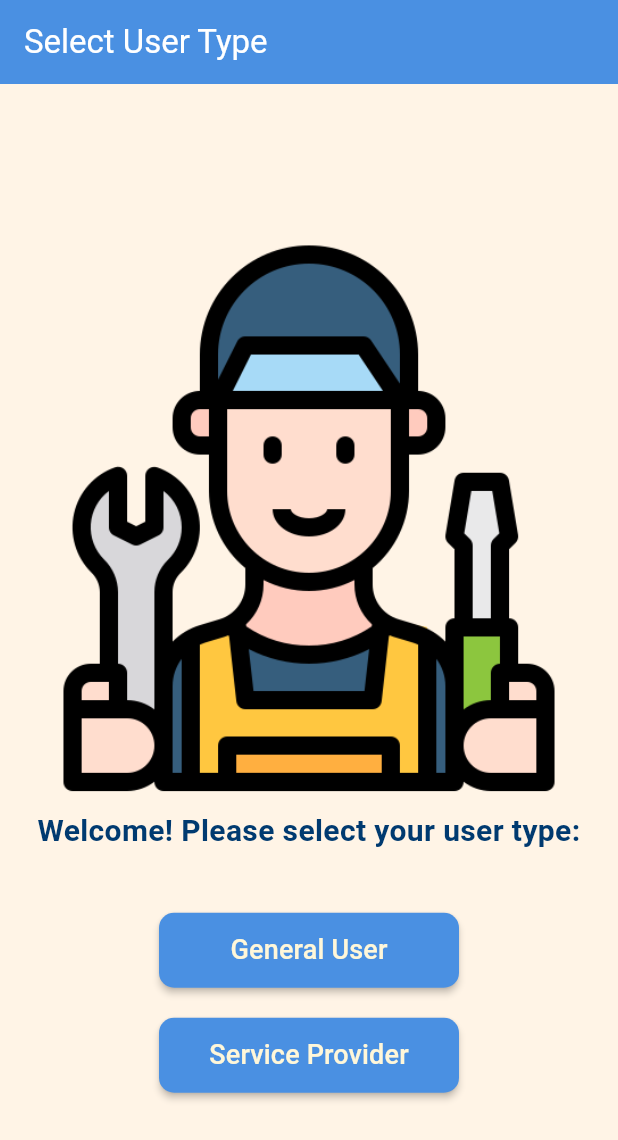
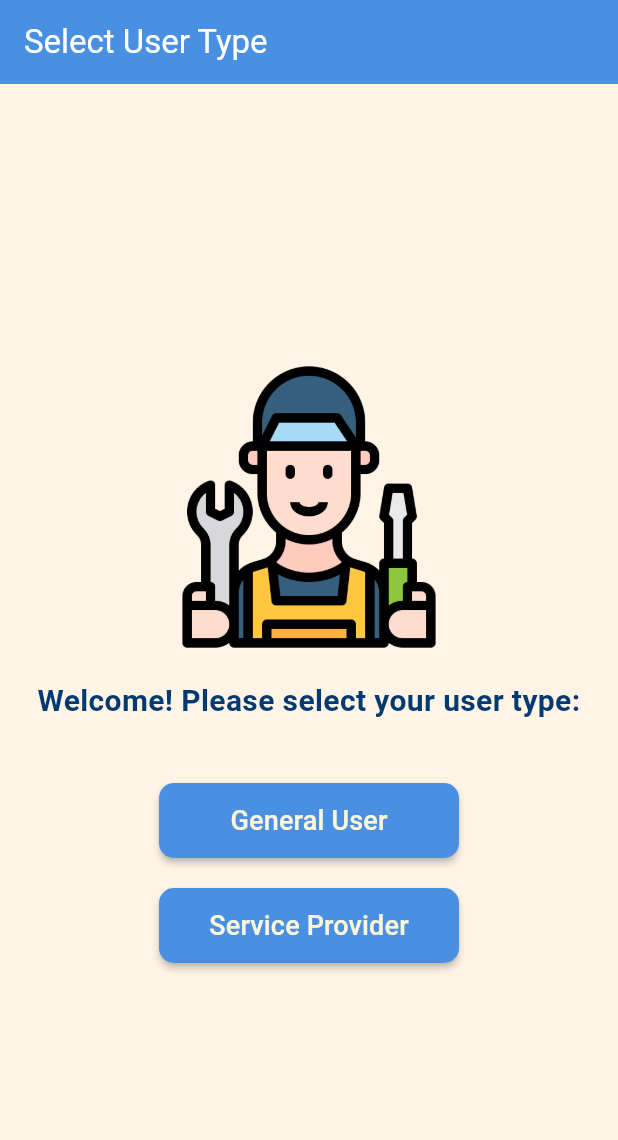
Before and after one commit to vishal1583/homecare_app, a Flutter app: the SelectUserScreen screen opened directly, on a phone screen of 412 x 824 dp. Shown: the top 1140 px of the screen. Run offline on Flutter 3.47's test engine with Material 3 defaults, Android fonts, the phone set to English and light mode, and no system bars; our stand-ins replace flutter_rating_bar, shared_preferences; missing offline and left inert: dart_casing; accounts and stored records are empty.

Commit message:
refactor: wrap user image in SizedBox for consistent sizing

```diff
--- a/lib/select_user.dart
+++ b/lib/select_user.dart
@@ -21,7 +21,9 @@ class SelectUserScreen extends StatelessWidget {
               mainAxisAlignment: MainAxisAlignment.center,
               children: <Widget>[
 
-                Image.asset('assets/man.png'),
+                SizedBox(height: 200,width: 200,child: Image.asset('assets/man.png'),),
+
+                const SizedBox(height: 15),
 
                 // Title
                 const Text(
```
